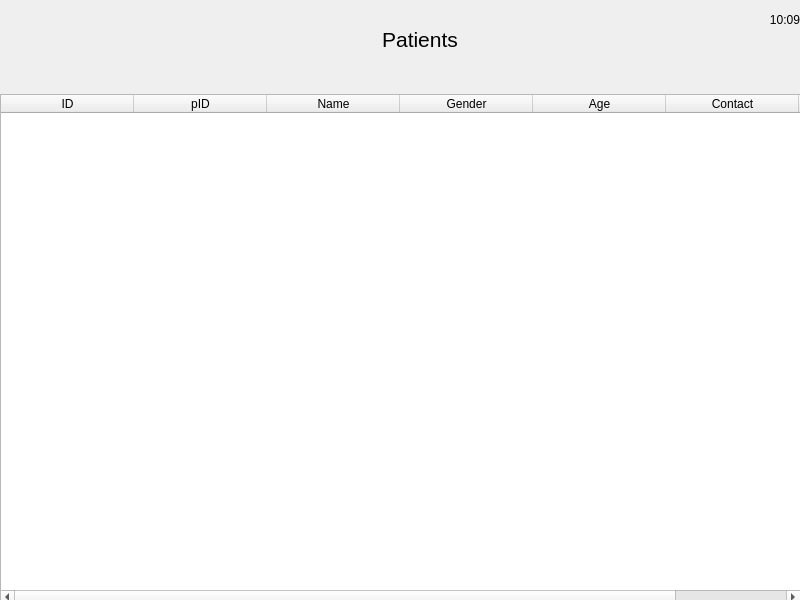
This is viewpatientdialog.ui in amtsource2025/Ascan_old as Qt 5 draws it before an edit. The edited form follows.
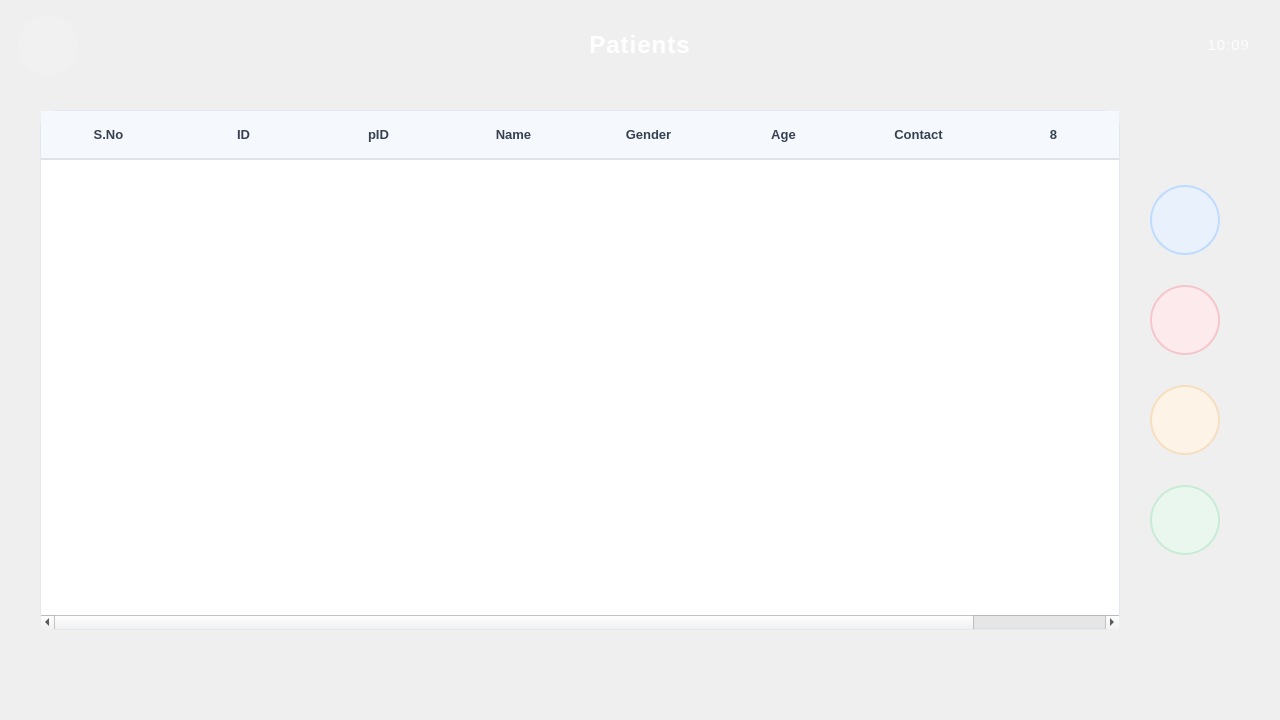
This is the edited form. Icons and pictures are not drawn.

What changed in the file:
```diff
--- a/viewpatientdialog.ui
+++ b/viewpatientdialog.ui
@@ -6,48 +6,67 @@
    <rect>
     <x>0</x>
     <y>0</y>
-    <width>800</width>
-    <height>600</height>
+    <width>1280</width>
+    <height>720</height>
    </rect>
   </property>
   <property name="windowTitle">
    <string>Dialog</string>
   </property>
   <property name="styleSheet">
-   <string notr="true">background-image: url(:/images/5.png);</string>
+   <string notr="true">
+QDialog{
+	background: qlineargradient(spread:pad, x1:0, y1:0, x2:1, y2:1,
+		stop:0 #eef2f8, stop:1 #e4ebf5);
+	font-family: &quot;Segoe UI&quot;;
+}</string>
   </property>
-  <widget class="QPushButton" name="btn_view">
+  <widget class="QLabel" name="header_bg">
    <property name="geometry">
     <rect>
-     <x>690</x>
-     <y>229</y>
-     <width>85</width>
-     <height>85</height>
+     <x>0</x>
+     <y>0</y>
+     <width>1280</width>
+     <height>90</height>
     </rect>
    </property>
    <property name="styleSheet">
-    <string notr="true">background-image:url(empty.png);
-border-image: url(:/images/view-icon.png);</string>
+    <string notr="true">QLabel{
+	background: qlineargradient(spread:pad, x1:0, y1:0, x2:1, y2:0,
+		stop:0 #1A5FB4, stop:0.55 #1976D2, stop:1 #2E9BDA);
+	border-bottom-left-radius: 18px;
+	border-bottom-right-radius: 18px;
+}</string>
    </property>
    <property name="text">
     <string/>
    </property>
-   <property name="flat">
-    <bool>true</bool>
-   </property>
   </widget>
-  <widget class="QPushButton" name="btn_delete">
+  <widget class="QPushButton" name="btn_close">
    <property name="geometry">
     <rect>
-     <x>690</x>
-     <y>321</y>
-     <width>85</width>
-     <height>85</height>
+     <x>18</x>
+     <y>15</y>
+     <width>60</width>
+     <height>60</height>
     </rect>
    </property>
+   <property name="cursor">
+    <cursorShape>PointingHandCursor</cursorShape>
+   </property>
    <property name="styleSheet">
-    <string notr="true">background-image:url(empty.png);
-border-image: url(:/images/delete-icon.png);</string>
+    <string notr="true">QPushButton{
+	background-color: rgba(255,255,255,25);
+	border: none;
+	border-radius: 30px;
+	border-image: url(:/images/icons/ic_arrow_back_white_48dp.png);
+}
+QPushButton:hover{
+	background-color: rgba(255,255,255,45);
+}
+QPushButton:pressed{
+	background-color: rgba(255,255,255,70);
+}</string>
    </property>
    <property name="text">
     <string/>
@@ -56,27 +75,135 @@
     <bool>true</bool>
    </property>
   </widget>
+  <widget class="QLabel" name="label">
+   <property name="geometry">
+    <rect>
+     <x>0</x>
+     <y>0</y>
+     <width>1280</width>
+     <height>90</height>
+    </rect>
+   </property>
+   <property name="font">
+    <font>
+     <pointsize>18</pointsize>
+     <bold>true</bold>
+    </font>
+   </property>
+   <property name="styleSheet">
+    <string notr="true">background: transparent;
+color: rgb(255,255,255);
+letter-spacing: 1px;</string>
+   </property>
+   <property name="text">
+    <string>Patients</string>
+   </property>
+   <property name="alignment">
+    <set>Qt::AlignCenter</set>
+   </property>
+  </widget>
+  <widget class="QLabel" name="lbl_time">
+   <property name="geometry">
+    <rect>
+     <x>1100</x>
+     <y>25</y>
+     <width>150</width>
+     <height>40</height>
+    </rect>
+   </property>
+   <property name="font">
+    <font>
+     <pointsize>11</pointsize>
+    </font>
+   </property>
+   <property name="styleSheet">
+    <string notr="true">background: transparent;
+color: rgba(255,255,255,220);
+letter-spacing: 1px;</string>
+   </property>
+   <property name="text">
+    <string>10:09</string>
+   </property>
+   <property name="alignment">
+    <set>Qt::AlignRight|Qt::AlignTrailing|Qt::AlignVCenter</set>
+   </property>
+  </widget>
   <widget class="QTableWidget" name="table_patient">
    <property name="geometry">
     <rect>
-     <x>0</x>
-     <y>94</y>
-     <width>801</width>
-     <height>511</height>
+     <x>40</x>
+     <y>110</y>
+     <width>1080</width>
+     <height>520</height>
     </rect>
    </property>
+   <property name="font">
+    <font>
+     <pointsize>-1</pointsize>
+    </font>
+   </property>
    <property name="styleSheet">
-    <string notr="true">background-image:url(empty.png);</string>
+    <string notr="true">QTableWidget {
+    background-color: #ffffff;
+    alternate-background-color: #f7f9fc;
+    gridline-color: #e2e8f0;
+    border: 1px solid #e2e8f0;
+    border-radius: 16px;
+    font-size: 14px;
+    color: #1f2937;
+    }
+    QTableWidget::item {
+    padding: 12px 14px;
+    border-bottom: 1px solid #eef1f5;
+    }
+    QTableWidget::item:selected {
+    background-color: #E3F0FD;
+    color: #0b3d91;
+    }
+    QHeaderView::section {
+    background-color: #F5F8FC;
+    color: #374151;
+    font-weight: 600;
+    font-size: 13px;
+    padding: 14px 10px;
+    border: none;
+    border-bottom: 2px solid #DCE3EA;
+    }
+    QTableCornerButton::section {
+    background-color: #F5F8FC;
+    border: none;
+    }
+    QScrollBar:vertical {
+    width: 12px;
+    background: #F5F8FC;
+    border-radius: 6px;
+    }
+    QScrollBar::handle:vertical {
+    background: #C3CEDC;
+    border-radius: 6px;
+    min-height: 30px;
+    }
+    QScrollBar::add-line:vertical, QScrollBar::sub-line:vertical {
+    height: 0px;
+    }</string>
    </property>
    <property name="editTriggers">
     <set>QAbstractItemView::NoEditTriggers</set>
    </property>
+   <property name="alternatingRowColors">
+    <bool>true</bool>
+   </property>
    <property name="columnCount">
-    <number>7</number>
+    <number>8</number>
    </property>
    <attribute name="horizontalHeaderDefaultSectionSize">
-    <number>133</number>
+    <number>135</number>
    </attribute>
+   <column>
+    <property name="text">
+     <string>S.No</string>
+    </property>
+   </column>
    <column>
     <property name="text">
      <string>ID</string>
@@ -109,62 +236,97 @@
    </column>
    <column/>
   </widget>
+  <widget class="QPushButton" name="btn_view">
+   <property name="geometry">
+    <rect>
+     <x>1150</x>
+     <y>185</y>
+     <width>70</width>
+     <height>70</height>
+    </rect>
+   </property>
+   <property name="cursor">
+    <cursorShape>PointingHandCursor</cursorShape>
+   </property>
+   <property name="styleSheet">
+    <string notr="true">QPushButton{
+	background-color: #E8F1FC;
+	border: 2px solid #BFDBFE;
+	border-radius: 35px;
+	border-image: url(:/images/view-icon.png);
+}
+QPushButton:hover{
+	border: 2px solid #8FC0FA;
+}
+QPushButton:pressed{
+	background-color: #D7E9FA;
+}</string>
+   </property>
+   <property name="text">
+    <string/>
+   </property>
+   <property name="flat">
+    <bool>true</bool>
+   </property>
+  </widget>
+  <widget class="QPushButton" name="btn_delete">
+   <property name="geometry">
+    <rect>
+     <x>1150</x>
+     <y>285</y>
+     <width>70</width>
+     <height>70</height>
+    </rect>
+   </property>
+   <property name="cursor">
+    <cursorShape>PointingHandCursor</cursorShape>
+   </property>
+   <property name="styleSheet">
+    <string notr="true">QPushButton{
+	background-color: #FDEAEC;
+	border: 2px solid #F5C6CB;
+	border-radius: 35px;
+	border-image: url(:/images/delete-icon.png);
+}
+QPushButton:hover{
+	border: 2px solid #EFA3AB;
+}
+QPushButton:pressed{
+	background-color: #F9D2D7;
+}</string>
+   </property>
+   <property name="text">
+    <string/>
+   </property>
+   <property name="flat">
+    <bool>true</bool>
+   </property>
+  </widget>
   <widget class="QPushButton" name="btn_edit">
    <property name="geometry">
     <rect>
-     <x>690</x>
-     <y>414</y>
-     <width>85</width>
-     <height>85</height>
-    </rect>
-   </property>
-   <property name="styleSheet">
-    <string notr="true">background-image:url(empty.png);
-border-image: url(:/images/edit-icon.png);</string>
-   </property>
-   <property name="text">
-    <string/>
-   </property>
-   <property name="flat">
-    <bool>true</bool>
-   </property>
-  </widget>
-  <widget class="QLabel" name="label">
-   <property name="geometry">
-    <rect>
-     <x>340</x>
-     <y>4</y>
-     <width>160</width>
-     <height>70</height>
-    </rect>
-   </property>
-   <property name="font">
-    <font>
-     <pointsize>16</pointsize>
-    </font>
-   </property>
-   <property name="styleSheet">
-    <string notr="true">background-image:url(empty.png);</string>
-   </property>
-   <property name="text">
-    <string>Patients</string>
-   </property>
-   <property name="alignment">
-    <set>Qt::AlignCenter</set>
-   </property>
-  </widget>
-  <widget class="QPushButton" name="btn_close">
-   <property name="geometry">
-    <rect>
-     <x>0</x>
-     <y>4</y>
+     <x>1150</x>
+     <y>385</y>
      <width>70</width>
-     <height>60</height>
+     <height>70</height>
     </rect>
    </property>
+   <property name="cursor">
+    <cursorShape>PointingHandCursor</cursorShape>
+   </property>
    <property name="styleSheet">
-    <string notr="true">background-image:url(empty.png);
-border-image: url(:/images/icons/ic_arrow_back_white_48dp.png);</string>
+    <string notr="true">QPushButton{
+	background-color: #FDF3E7;
+	border: 2px solid #F6DFC0;
+	border-radius: 35px;
+	border-image: url(:/images/edit-icon.png);
+}
+QPushButton:hover{
+	border: 2px solid #EBC48C;
+}
+QPushButton:pressed{
+	background-color: #F8E6C7;
+}</string>
    </property>
    <property name="text">
     <string/>
@@ -176,15 +338,28 @@
   <widget class="QPushButton" name="btn_add">
    <property name="geometry">
     <rect>
-     <x>690</x>
-     <y>510</y>
-     <width>85</width>
-     <height>85</height>
+     <x>1150</x>
+     <y>485</y>
+     <width>70</width>
+     <height>70</height>
     </rect>
    </property>
+   <property name="cursor">
+    <cursorShape>PointingHandCursor</cursorShape>
+   </property>
    <property name="styleSheet">
-    <string notr="true">background-image:url(empty.png);
-border-image: url(:/images/add-icon.png);</string>
+    <string notr="true">QPushButton{
+	background-color: #EAF7EF;
+	border: 2px solid #C7ECD4;
+	border-radius: 35px;
+	border-image: url(:/images/add-icon.png);
+}
+QPushButton:hover{
+	border: 2px solid #98DBAF;
+}
+QPushButton:pressed{
+	background-color: #CFEEDA;
+}</string>
    </property>
    <property name="text">
     <string/>
@@ -193,58 +368,49 @@
     <bool>true</bool>
    </property>
   </widget>
-  <widget class="QLabel" name="lbl_time">
-   <property name="geometry">
-    <rect>
-     <x>680</x>
-     <y>0</y>
-     <width>120</width>
-     <height>40</height>
-    </rect>
-   </property>
-   <property name="font">
-    <font>
-     <pointsize>9</pointsize>
-    </font>
-   </property>
-   <property name="styleSheet">
-    <string notr="true">background-image:url(empty.png);border-image:url(empty.png);</string>
-   </property>
-   <property name="text">
-    <string>10:09</string>
-   </property>
-   <property name="alignment">
-    <set>Qt::AlignRight|Qt::AlignTrailing|Qt::AlignVCenter</set>
-   </property>
-  </widget>
   <widget class="QLabel" name="snackbar">
    <property name="geometry">
     <rect>
-     <x>-1</x>
-     <y>563</y>
-     <width>810</width>
-     <height>40</height>
+     <x>340</x>
+     <y>668</y>
+     <width>600</width>
+     <height>44</height>
     </rect>
    </property>
+   <property name="font">
+    <font>
+     <pointsize>11</pointsize>
+     <bold>true</bold>
+    </font>
+   </property>
    <property name="styleSheet">
-    <string notr="true">border-image: url(:/images/alert-red.png);
-background-image:url(empty.png);color:rgb(255,255,255);</string>
+    <string notr="true">QLabel{
+	background: qlineargradient(spread:pad, x1:0, y1:0, x2:1, y2:0,
+		stop:0 #E53935, stop:1 #EF5350);
+	color: rgb(255,255,255);
+	border-radius: 22px;
+	padding: 0px 18px;
+}</string>
    </property>
    <property name="text">
     <string/>
    </property>
+   <property name="alignment">
+    <set>Qt::AlignCenter</set>
+   </property>
    <property name="indent">
-    <number>5</number>
+    <number>0</number>
    </property>
   </widget>
-  <zorder>table_patient</zorder>
-  <zorder>btn_edit</zorder>
+  <zorder>header_bg</zorder>
   <zorder>label</zorder>
   <zorder>btn_close</zorder>
-  <zorder>btn_add</zorder>
-  <zorder>btn_delete</zorder>
-  <zorder>btn_view</zorder>
   <zorder>lbl_time</zorder>
+  <zorder>table_patient</zorder>
+  <zorder>btn_view</zorder>
+  <zorder>btn_delete</zorder>
+  <zorder>btn_edit</zorder>
+  <zorder>btn_add</zorder>
   <zorder>snackbar</zorder>
  </widget>
  <resources/>
```
